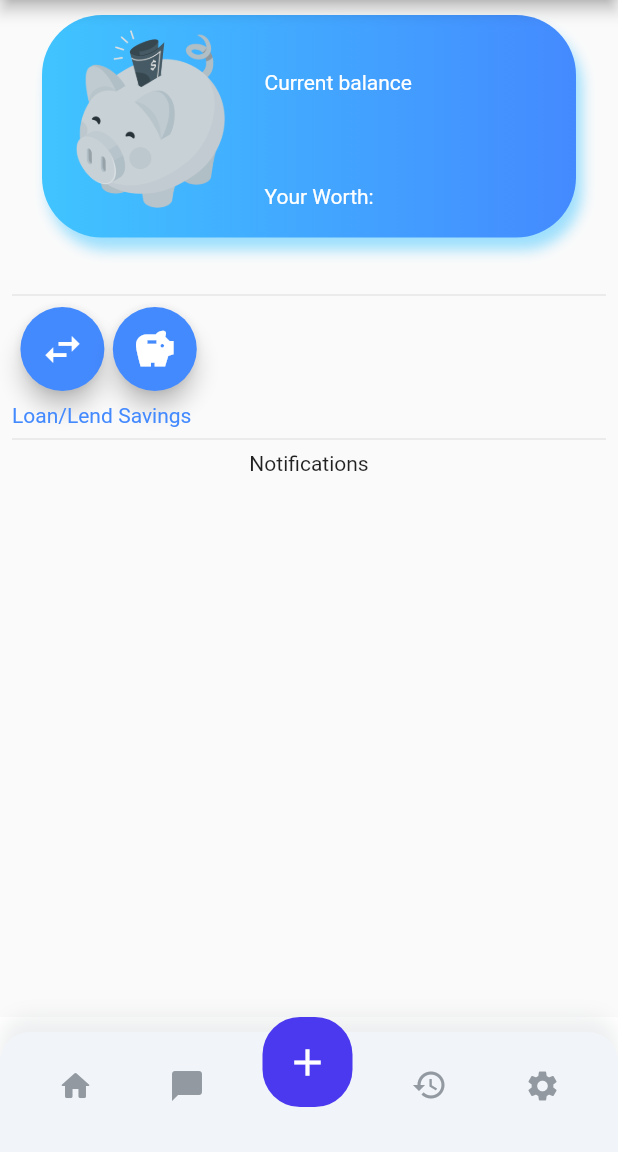
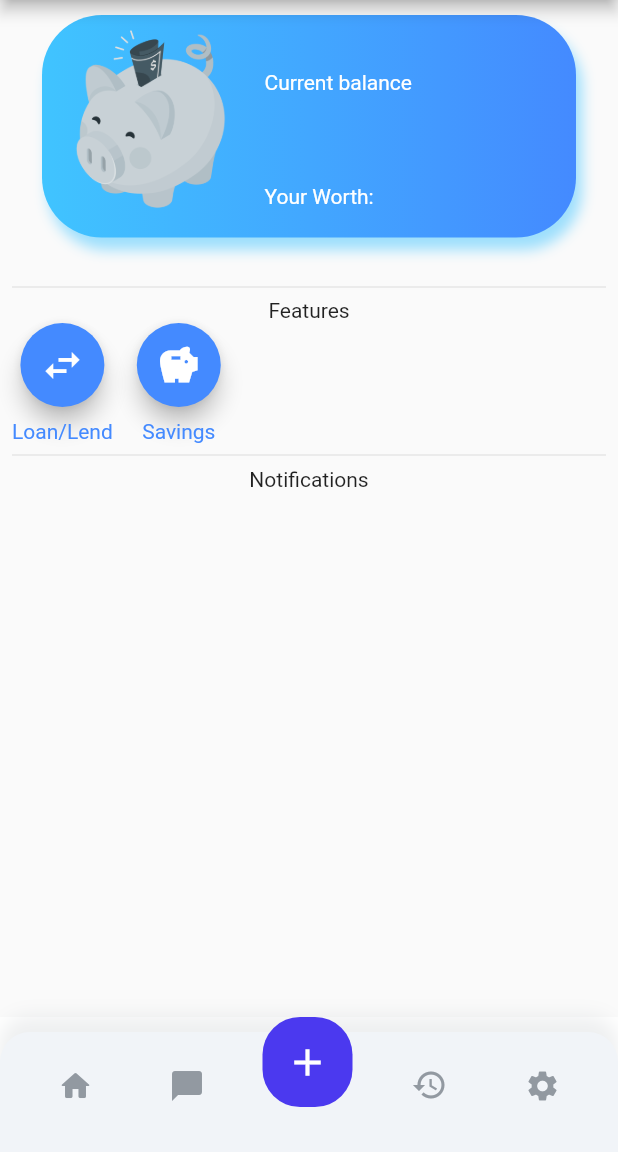
Before and after one commit to UTPAL-GAURAV/BudgetLab, a Flutter app: the screen it shows after launch, on a phone screen of 412 x 824 dp, the part 84-1236 px from its top. Run offline on Flutter 3.47's test engine with Material 2 defaults, Android fonts, the phone set to English and light mode, and no system bars; our stand-ins replace objectbox, shared_preferences, table_calendar; generated files the repository leaves out were written again.

Commit message:
ui enhancements

```diff
--- a/lib/Shared/widgets/featuresTiles.dart
+++ b/lib/Shared/widgets/featuresTiles.dart
@@ -22,10 +22,28 @@ class FeaturesTiles extends StatefulWidget {
 class _FeaturesTilesState extends State<FeaturesTiles> {
   @override
   Widget build(BuildContext context) {
-    return Row(
-      children: [
-        getLoanLendIconTile(context),
-        getSavingsIconTile(context),
+    return Column(
+      children: <Widget>[
+        Row(
+            children: const [
+              Expanded(
+                flex: 2,
+                child: Text(
+                  "Features",
+                  textAlign: TextAlign.center,
+                ),
+              ),
+            ],
+        ),
+        Row(
+          children: [
+            getLoanLendIconTile(context),
+           const Padding(
+             padding: EdgeInsets.all(8.0),
+           ),
+           getSavingsIconTile(context),
+          ],
+        )
       ],
     );
   }
@@ -40,6 +58,7 @@ getLoanLendIconTile(context) {
       mainAxisSize: MainAxisSize.min,
       children: [
         FloatingActionButton(
+          heroTag: "tag1",
           onPressed: () {
             Navigator.push(
                 context, MaterialPageRoute(builder: routes['/loanLend']!));
```
